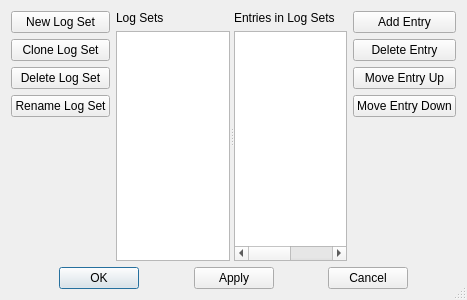
Rsclub22/Minos2-Mirror, file mqt/MqtLogger/TSessionManager.ui: the form before one commit.
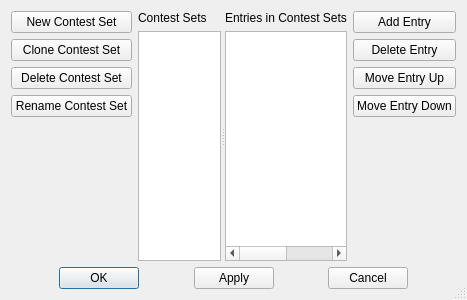
The form after the commit.

Commit message: Try to consistently refer to "contest set" rather than "log session"

What changed in the file:
```diff
--- a/mqt/MqtLogger/TSessionManager.ui
+++ b/mqt/MqtLogger/TSessionManager.ui
@@ -24,28 +24,28 @@
        <item>
         <widget class="QPushButton" name="NewSessionButton">
          <property name="text">
-          <string>New Log Set</string>
+          <string>New Contest Set</string>
          </property>
         </widget>
        </item>
        <item>
         <widget class="QPushButton" name="CloneSessionButton">
          <property name="text">
-          <string>Clone Log Set</string>
+          <string>Clone Contest Set</string>
          </property>
         </widget>
        </item>
        <item>
         <widget class="QPushButton" name="DeleteSessionButton">
          <property name="text">
-          <string>Delete Log Set</string>
+          <string>Delete Contest Set</string>
          </property>
         </widget>
        </item>
        <item>
         <widget class="QPushButton" name="RenameSessionButton">
          <property name="text">
-          <string>Rename Log Set</string>
+          <string>Rename Contest Set</string>
          </property>
         </widget>
        </item>
@@ -77,7 +77,7 @@
          <item>
           <widget class="QLabel" name="label">
            <property name="text">
-            <string>Log Sets</string>
+            <string>Contest Sets</string>
            </property>
           </widget>
          </item>
@@ -91,7 +91,7 @@
          <item>
           <widget class="QLabel" name="label_2">
            <property name="text">
-            <string>Entries in Log Sets</string>
+            <string>Entries in Contest Sets</string>
            </property>
           </widget>
          </item>
```
Left out of the diff: 2 changed lines with no effect on the pictures. The commit also changes 2 other files.
